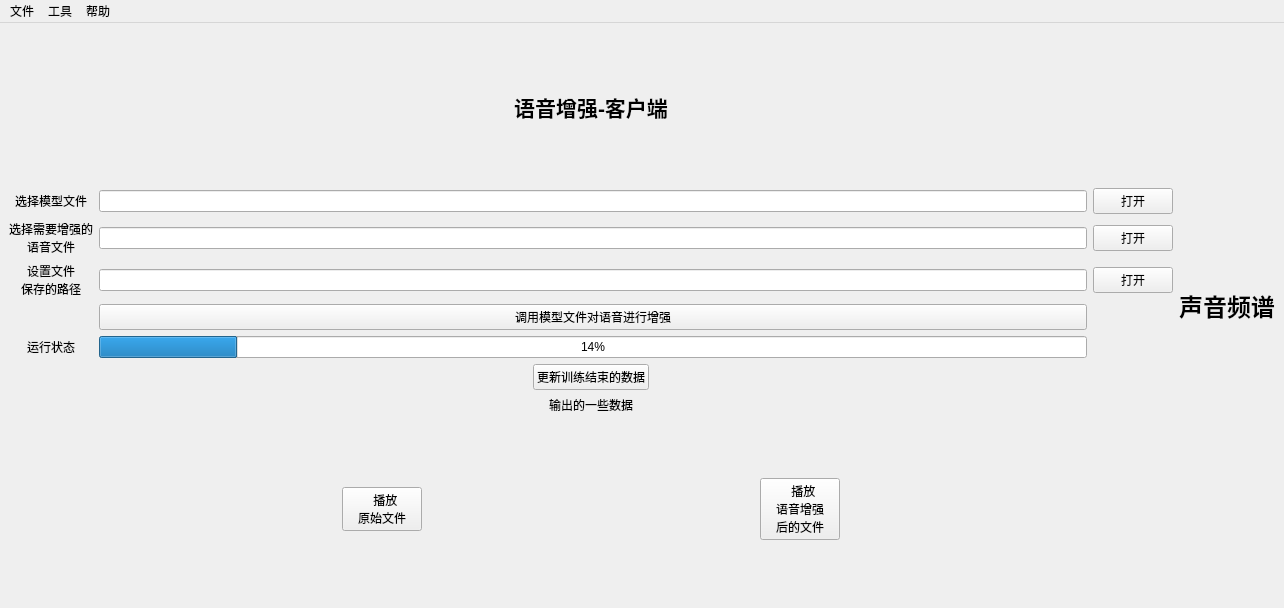
Before: the Qt Designer form pyqt5_client/ui/main.ui in wp19991/graduation_project, drawn with Qt 5.
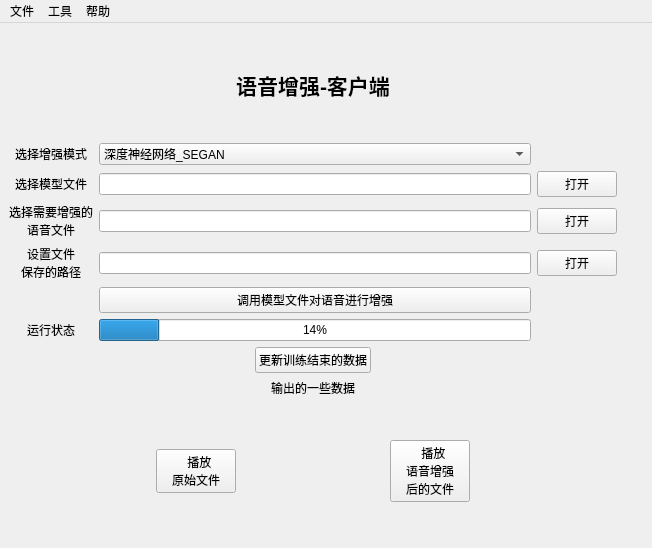
After: the same form once the commit is applied. Icons and pictures are not drawn.

The edit to the form file:
```diff
--- a/pyqt5_client/ui/main.ui
+++ b/pyqt5_client/ui/main.ui
@@ -6,8 +6,8 @@
    <rect>
     <x>0</x>
     <y>0</y>
-    <width>1284</width>
-    <height>608</height>
+    <width>652</width>
+    <height>548</height>
    </rect>
   </property>
   <property name="windowTitle">
@@ -59,7 +59,43 @@
       </item>
       <item>
        <layout class="QGridLayout" name="gridLayout">
-        <item row="1" column="0">
+        <item row="0" column="1">
+         <widget class="QComboBox" name="choose_model_comboBox">
+          <property name="cursor">
+           <cursorShape>PointingHandCursor</cursorShape>
+          </property>
+          <property name="toolTip">
+           <string>选择语音增强的模式</string>
+          </property>
+          <property name="currentIndex">
+           <number>0</number>
+          </property>
+          <item>
+           <property name="text">
+            <string>深度神经网络_SEGAN</string>
+           </property>
+          </item>
+          <item>
+           <property name="text">
+            <string>维纳滤波_spec_sub</string>
+           </property>
+          </item>
+         </widget>
+        </item>
+        <item row="1" column="2">
+         <widget class="QPushButton" name="save_model_file_path_pushButton">
+          <property name="cursor">
+           <cursorShape>PointingHandCursor</cursorShape>
+          </property>
+          <property name="toolTip">
+           <string>选择模型文件</string>
+          </property>
+          <property name="text">
+           <string>打开</string>
+          </property>
+         </widget>
+        </item>
+        <item row="2" column="0">
          <widget class="QLabel" name="label_3">
           <property name="text">
            <string>选择需要增强的
@@ -70,7 +106,7 @@
           </property>
          </widget>
         </item>
-        <item row="0" column="0">
+        <item row="1" column="0">
          <widget class="QLabel" name="label">
           <property name="text">
            <string>选择模型文件</string>
@@ -80,50 +116,14 @@
           </property>
          </widget>
         </item>
-        <item row="0" column="2">
-         <widget class="QPushButton" name="save_model_file_path_pushButton">
-          <property name="cursor">
-           <cursorShape>PointingHandCursor</cursorShape>
-          </property>
-          <property name="text">
-           <string>打开</string>
-          </property>
-         </widget>
-        </item>
-        <item row="4" column="0">
-         <widget class="QLabel" name="label_4">
-          <property name="text">
-           <string>运行状态</string>
-          </property>
-          <property name="alignment">
-           <set>Qt::AlignCenter</set>
-          </property>
-         </widget>
-        </item>
-        <item row="2" column="1">
+        <item row="3" column="1">
          <widget class="QLineEdit" name="save_path_lineEdit">
           <property name="readOnly">
            <bool>true</bool>
           </property>
          </widget>
         </item>
-        <item row="4" column="1">
-         <widget class="QProgressBar" name="enh_progressBar">
-          <property name="value">
-           <number>14</number>
-          </property>
-          <property name="alignment">
-           <set>Qt::AlignCenter</set>
-          </property>
-          <property name="textVisible">
-           <bool>true</bool>
-          </property>
-          <property name="orientation">
-           <enum>Qt::Horizontal</enum>
-          </property>
-         </widget>
-        </item>
-        <item row="1" column="2">
+        <item row="2" column="2">
          <widget class="QPushButton" name="need_enh_wav_file_path_pushButton">
           <property name="cursor">
            <cursorShape>PointingHandCursor</cursorShape>
@@ -133,18 +133,7 @@
           </property>
          </widget>
         </item>
-        <item row="2" column="0">
-         <widget class="QLabel" name="label_6">
-          <property name="text">
-           <string>设置文件
-保存的路径</string>
-          </property>
-          <property name="alignment">
-           <set>Qt::AlignCenter</set>
-          </property>
-         </widget>
-        </item>
-        <item row="1" column="1">
+        <item row="2" column="1">
          <widget class="QLineEdit" name="need_enh_wav_file_path_lineEdit">
           <property name="enabled">
            <bool>true</bool>
@@ -154,7 +143,7 @@
           </property>
          </widget>
         </item>
-        <item row="2" column="2">
+        <item row="3" column="2">
          <widget class="QPushButton" name="save_path_pushButton">
           <property name="cursor">
            <cursorShape>PointingHandCursor</cursorShape>
@@ -164,7 +153,7 @@
           </property>
          </widget>
         </item>
-        <item row="0" column="1">
+        <item row="1" column="1">
          <widget class="QLineEdit" name="save_model_file_path_lineEdit">
           <property name="enabled">
            <bool>true</bool>
@@ -174,13 +163,63 @@
           </property>
          </widget>
         </item>
-        <item row="3" column="1">
+        <item row="0" column="0">
+         <widget class="QLabel" name="label_7">
+          <property name="text">
+           <string>选择增强模式</string>
+          </property>
+          <property name="alignment">
+           <set>Qt::AlignCenter</set>
+          </property>
+         </widget>
+        </item>
+        <item row="3" column="0">
+         <widget class="QLabel" name="label_6">
+          <property name="text">
+           <string>设置文件
+保存的路径</string>
+          </property>
+          <property name="alignment">
+           <set>Qt::AlignCenter</set>
+          </property>
+         </widget>
+        </item>
+        <item row="4" column="1">
          <widget class="QPushButton" name="enh_pushButton">
           <property name="text">
            <string>调用模型文件对语音进行增强</string>
           </property>
          </widget>
         </item>
+        <item row="5" column="1">
+         <widget class="QProgressBar" name="enh_progressBar">
+          <property name="toolTip">
+           <string>语音增强的进度条</string>
+          </property>
+          <property name="value">
+           <number>14</number>
+          </property>
+          <property name="alignment">
+           <set>Qt::AlignCenter</set>
+          </property>
+          <property name="textVisible">
+           <bool>true</bool>
+          </property>
+          <property name="orientation">
+           <enum>Qt::Horizontal</enum>
+          </property>
+         </widget>
+        </item>
+        <item row="5" column="0">
+         <widget class="QLabel" name="label_4">
+          <property name="text">
+           <string>运行状态</string>
+          </property>
+          <property name="alignment">
+           <set>Qt::AlignCenter</set>
+          </property>
+         </widget>
+        </item>
        </layout>
       </item>
       <item>
@@ -353,16 +392,6 @@
         </property>
        </spacer>
       </item>
-      <item>
-       <widget class="QLabel" name="label_5">
-        <property name="text">
-         <string>&lt;html&gt;&lt;head/&gt;&lt;body&gt;&lt;p align=&quot;center&quot;&gt;&lt;span style=&quot; font-size:18pt; font-weight:600;&quot;&gt;声音频谱&lt;/span&gt;&lt;/p&gt;&lt;/body&gt;&lt;/html&gt;</string>
-        </property>
-        <property name="alignment">
-         <set>Qt::AlignCenter</set>
-        </property>
-       </widget>
-      </item>
       <item>
        <widget class="QLabel" name="enh_wav_plt_label">
         <property name="text">
@@ -398,7 +427,7 @@
     <rect>
      <x>0</x>
      <y>0</y>
-     <width>1284</width>
+     <width>652</width>
      <height>26</height>
     </rect>
    </property>
```
Left out of the diff: 47 changed lines with no effect on the pictures.
